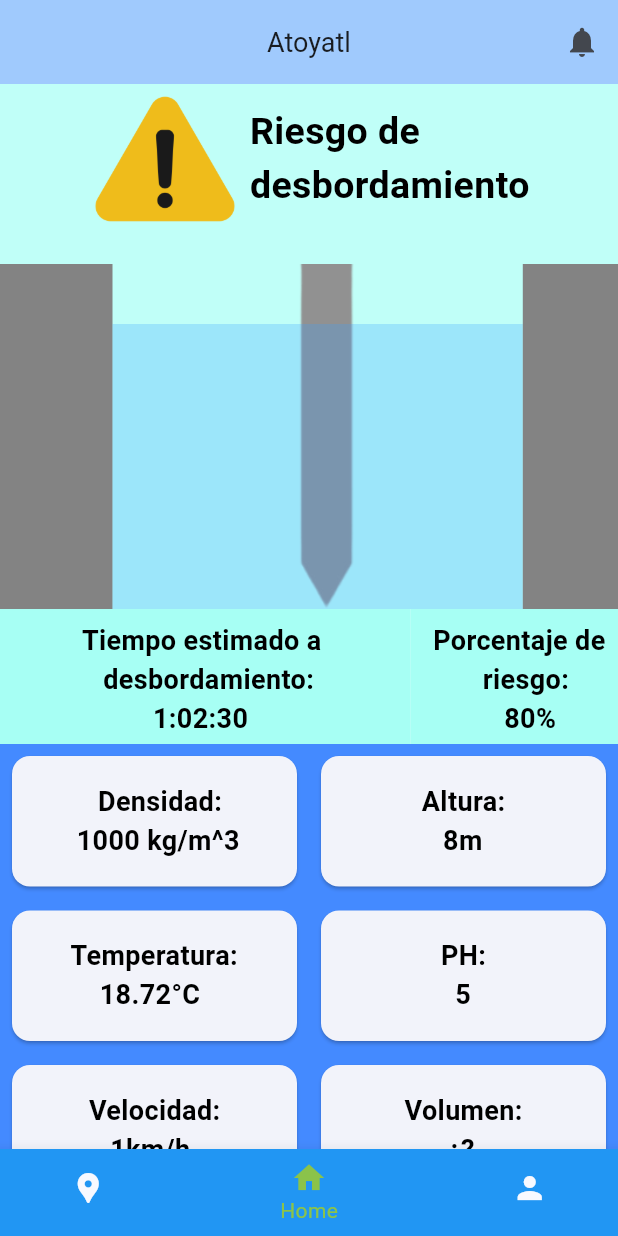
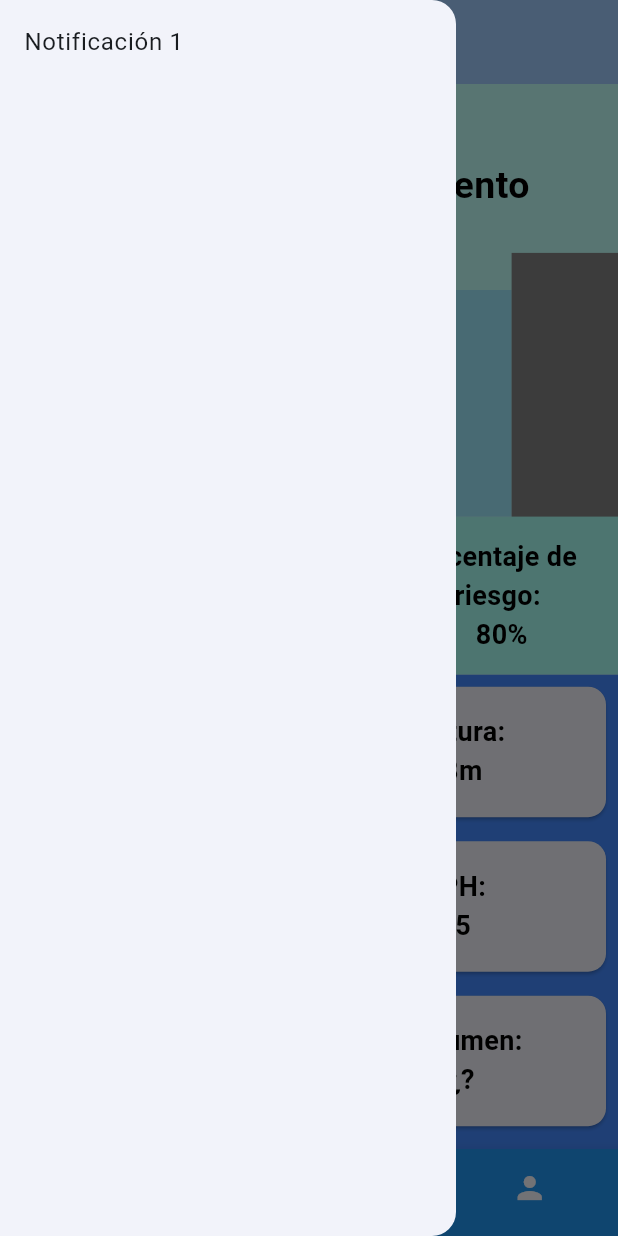
Before and after one commit to EfrenDaMo/atoyatltracker, a Flutter app: the screen it shows after launch, with the side drawer open (before the commit the screen has no drawer), on a phone screen of 412 x 824 dp. Run offline on Flutter 3.47's test engine with Material 2 defaults, Android fonts, the phone set to English and light mode, and no system bars.

Commit message:
Finish configuring pages to fit nicely

```diff
--- a/lib/main.dart
+++ b/lib/main.dart
@@ -31,15 +31,42 @@ class MyHomePage extends StatefulWidget {
 
 Widget _buildPopupDialog(BuildContext context) {
   return const AlertDialog(
-    title: Text('Popup example'),
+    title: Text(
+      '¡Alerta!',
+      style: TextStyle(fontSize: 25, fontWeight: FontWeight.bold),
+    ),
     content: Column(
       mainAxisSize: MainAxisSize.min,
       crossAxisAlignment: CrossAxisAlignment.start,
       children: <Widget>[
-        Text("Hello"),
+        Text(
+          "Rio ** en riesgo de desbordamiento. \n Su zona esta en riesgo de Inundación",
+          style: TextStyle(fontSize: 18, fontWeight: FontWeight.bold),
+        ),
       ],
     ),
   );
+}
+
+class _NotificacionDrawer extends StatelessWidget {
+  @override
+  Widget build(BuildContext context) {
+    return Drawer(
+      child: ListView(
+        children: <Widget>[
+          ListTile(
+            title: const Text('Notificación 1'),
+            onTap: () {
+              showDialog(
+                  context: context,
+                  builder: (BuildContext context) =>
+                      _buildPopupDialog(context));
+            },
+          )
+        ],
+      ),
+    );
+  }
 }
 
 class GridItem extends StatelessWidget {
@@ -76,20 +103,20 @@ class LocationPage extends StatelessWidget {
         children: <Widget>[
           Container(
             //color: Colors.green,
-            height: 440,
-            width: 600,
+            height: MediaQuery.of(context).size.height * 0.4388,
+            width: MediaQuery.of(context).size.width,
             child: Center(
               child: Image.asset('Assets/Images/MapaRio.png'),
             ),
           ),
           Container(
             color: Colors.cyan,
-            height: 349.5293864,
-            width: 600,
+            height: MediaQuery.of(context).size.height * 0.4,
+            width: MediaQuery.of(context).size.width,
             child: Center(
               child: Container(
-                height: 300,
-                width: 400,
+                height: MediaQuery.of(context).size.height * 0.3,
+                width: MediaQuery.of(context).size.width * 0.8,
                 decoration: BoxDecoration(
                   //color: Colors.amber,
                   borderRadius: BorderRadius.circular(20.0),
@@ -116,14 +143,14 @@ class HomePage extends StatelessWidget {
       body: Column(
         children: <Widget>[
           Container(
-            height: 350,
-            width: 600,
+            height: MediaQuery.of(context).size.height * 0.35,
+            width: MediaQuery.of(context).size.width,
             color: const Color.fromARGB(255, 192, 255, 248),
             child: Column(
               children: <Widget>[
                 SizedBox(
                   height: 100,
-                  width: 600,
+                  width: MediaQuery.of(context).size.width,
                   child: Center(
                     child: Row(
                       children: <Widget>[
@@ -141,13 +168,13 @@ class HomePage extends StatelessWidget {
                     ),
                   ),
                 ),
-                const SizedBox(
-                  height: 20,
-                  width: 600,
+                SizedBox(
+                  height: 12.6,
+                  width: MediaQuery.of(context).size.width,
                 ),
                 SizedBox(
-                  height: 230,
-                  width: 600,
+                  height: MediaQuery.of(context).size.height * 0.23,
+                  width: MediaQuery.of(context).size.width,
                   child: Row(
                     children: <Widget>[
                       Container(
@@ -164,8 +191,8 @@ class HomePage extends StatelessWidget {
                           Align(
                             alignment: Alignment.bottomCenter,
                             child: Container(
-                              width: 273.529,
-                              height: 190,
+                              width: MediaQuery.of(context).size.width * 0.6458,
+                              height: MediaQuery.of(context).size.height * 0.2,
                               color: const Color.fromARGB(68, 58, 160, 255),
                             ),
                           ),
@@ -189,7 +216,7 @@ class HomePage extends StatelessWidget {
                   child: Row(
                     children: <Widget>[
                       Container(
-                        width: 273.52,
+                        width: MediaQuery.of(context).size.width * 0.6,
                         color: const Color(0xFFa7fff4),
                         child: Container(
                           margin: const EdgeInsets.all(8.0),
@@ -206,7 +233,7 @@ class HomePage extends StatelessWidget {
                         ),
                       ),
                       Container(
-                        width: 150,
+                        width: MediaQuery.of(context).size.width * 0.4,
                         color: const Color(0xFFa7fff4),
                         child: Container(
                           margin: const EdgeInsets.all(8.0),
@@ -276,9 +303,9 @@ class ProfilePage extends StatelessWidget {
       body: Column(
         children: <Widget>[
           Container(
-            color: Color.fromARGB(255, 192, 255, 248),
-            height: 440,
-            width: 600,
+            color: const Color.fromARGB(255, 192, 255, 248),
+            height: MediaQuery.of(context).size.height * 0.45,
+            width: MediaQuery.of(context).size.width,
             child: Column(
               children: <Widget>[
                 const SizedBox(
@@ -286,9 +313,10 @@ class ProfilePage extends StatelessWidget {
                 ),
                 Center(
                   child: Container(
-                    height: 200,
-                    width: 200,
+                    height: MediaQuery.of(context).size.height * 0.175,
+                    width: MediaQuery.of(context).size.width * 0.4,
                     decoration: BoxDecoration(
+                      //color: Colors.amber,
                       borderRadius: BorderRadius.circular(100),
                     ),
                     child: Center(
@@ -314,12 +342,12 @@ class ProfilePage extends StatelessWidget {
           ),
           Container(
             color: Colors.lightBlue,
-            height: 349.5293864,
-            width: 600,
+            height: MediaQuery.of(context).size.height * 0.3888,
+            width: MediaQuery.of(context).size.width,
             child: Center(
               child: Container(
-                height: 250,
-                width: 350,
+                height: MediaQuery.of(context).size.height * 0.3,
+                width: MediaQuery.of(context).size.width * 0.8,
                 decoration: BoxDecoration(
                   //color: Colors.amber,
                   borderRadius: BorderRadius.circular(20.0),
@@ -359,34 +387,24 @@ class _MyHomePageState extends State<MyHomePage> {
         backgroundColor: Theme.of(context).colorScheme.inversePrimary,
         title: Text(widget.title, style: const TextStyle(fontSize: 18)),
         centerTitle: true,
-        actions: [
-          IconButton(
-            onPressed: () {
-              showDialog(
-                context: context,
-                builder: (BuildContext context) => _buildPopupDialog(context),
-              );
-            },
-            icon: const Icon(Icons.notifications),
-          ),
-        ],
       ),
       body: _widgetOptions.elementAt(_selectedIndex),
+      drawer: _NotificacionDrawer(),
       bottomNavigationBar: BottomNavigationBar(
         items: const <BottomNavigationBarItem>[
           BottomNavigationBarItem(
             icon: Icon(Icons.location_pin),
-            label: "Select Location",
+            label: "Localización",
             backgroundColor: Colors.blue,
           ),
           BottomNavigationBarItem(
             icon: Icon(Icons.home),
-            label: "Home",
+            label: "Pagina Principal",
             backgroundColor: Colors.blue,
           ),
           BottomNavigationBarItem(
             icon: Icon(Icons.person),
-            label: "Profile",
+            label: "Perfil",
             backgroundColor: Colors.blue,
           ),
         ],
```
